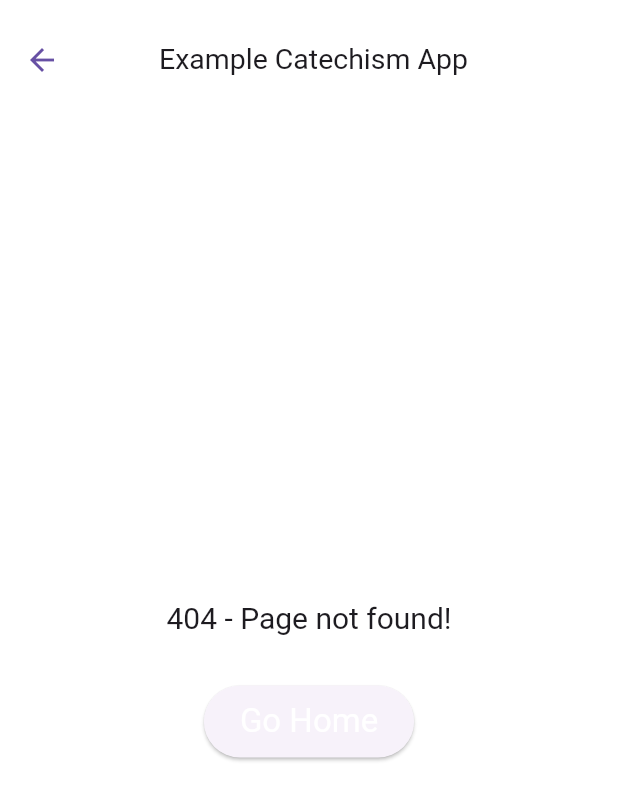
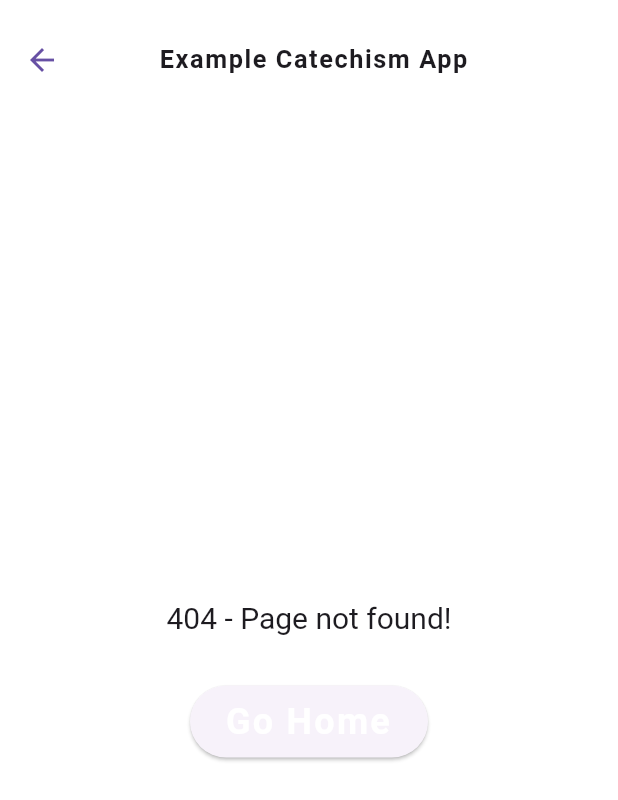
Before and after one commit to Fliturgy/catechism, a Flutter app: the NotFoundScreen screen opened directly, on a phone screen of 412 x 824 dp. Shown: the top 800 px of the screen. Run offline on Flutter 3.47's test engine with Material 3 defaults, Android fonts, the phone set to English and light mode, and no system bars; our stand-ins replace flutter_riverpod, font_awesome_flutter, go_router, universal_io; missing offline and left inert: locale_names; generated files the repository leaves out were written again.

Commit message:
Use a Widget for the app title instead of a list of strings to allow more customization.

```diff
--- a/example/lib/main.dart
+++ b/example/lib/main.dart
@@ -26,10 +26,39 @@ class ExampleCatechismApp extends StatelessWidget {
 
 final LocalizedTitles localizedTitles = LocalizedTitles(
   localizedTitles: {
-    'en': ['Example Catechism App'],
-    'es': ['Ejemplo de aplicación', 'de catecismo'],
+    'en': TitleData(
+      title: FittedBox(
+        fit: BoxFit.scaleDown,
+        child: Text('Example Catechism App'),
+      ),
+      height: 80.0,
+    ),
+    'es': TitleData(
+      title: Column(
+        children: [
+          Padding(
+            padding: const EdgeInsets.all(8.0),
+            child: FittedBox(
+              fit: BoxFit.scaleDown,
+              child: Text('Ejemplo de aplicación'),
+            ),
+          ),
+          Padding(
+            padding: const EdgeInsets.all(8.0),
+            child: FittedBox(
+              fit: BoxFit.scaleDown,
+              child: Text('de catecismo'),
+            ),
+          ),
+        ],
+      ),
+      height: 140.0,
+    ),
   },
-  defaultTitles: ['Example Catechism App'],
+  defaultTitle: TitleData(
+    title: Text('Example Catechism App'),
+    height: 80.0,
+  ),
 );
 
 final LocalizedQuestions localizedQuestions = LocalizedQuestions(
@@ -176,6 +205,11 @@ final ThemeData themeData = ThemeData(
     headlineLarge: TextStyle(
       fontSize: 24.0,
     ),
+    titleLarge: TextStyle(
+      fontSize: 24.0,
+      fontWeight: FontWeight.bold,
+      letterSpacing: 1.5,
+    ),
   ),
 );
 
@@ -183,6 +217,7 @@ final configuration = CatechismConfiguration(
   displayQuestionTitleShortInDetails: false,
   displayQuestionPrayer: true,
   displayQuestionNotes: true,
+  defaultAppTitle: 'Example Catechism App',
 );
 
 final List<Locale> locales = [
--- a/example/pubspec.yaml
+++ b/example/pubspec.yaml
@@ -3,7 +3,7 @@ description: An example catechism app.
 publish_to: 'none' # Remove this line if you wish to publish to pub.dev
 
 environment:
-  sdk: 3.4.4
+  sdk: ^3.5.3
 
 dependencies:
   flutter:
@@ -17,7 +17,7 @@ dependencies:
 dev_dependencies:
   flutter_test:
     sdk: flutter
-  flutter_lints: 4.0.0
+  flutter_lints: ^5.0.0
 
 flutter:
   uses-material-design: true
--- a/lib/catechism.dart
+++ b/lib/catechism.dart
@@ -4,6 +4,7 @@ library;
 export 'src/application.dart';
 export 'src/features/configuration/domain/configuration.dart';
 export 'src/features/configuration/domain/localized_titles.dart';
+export 'src/features/configuration/domain/title_data.dart';
 export 'src/features/custom_pages/domain/custom_page_data.dart';
 export 'src/features/custom_pages/domain/localized_custom_pages.dart';
 export 'src/features/questions/domain/localized_questions.dart';
--- a/lib/src/application.dart
+++ b/lib/src/application.dart
@@ -55,7 +55,7 @@ class CatechismApp extends StatelessWidget {
     final goRouter = CatechismRouter(customPages: customPages).getRouter();
 
     return MaterialApp.router(
-      title: titles.defaultTitles.join(" "),
+      title: configuration.defaultAppTitle,
       theme: themeData,
       supportedLocales: supportedLocales,
       localizationsDelegates: [
--- a/lib/src/common_widgets/top_bar.dart
+++ b/lib/src/common_widgets/top_bar.dart
@@ -1,11 +1,12 @@
+import 'package:catechism/src/features/configuration/domain/title_data.dart';
 import 'package:flutter/material.dart';
 
 /// The CatechismAppBar class is used to create a catechism app bar,
 /// containing the title of the catechism app as well as either the back
 /// button or the menu button depending on the context.
 class TopBar extends StatelessWidget implements PreferredSizeWidget {
-  /// The titles property is used to create the titles for the app bar.
-  final List<String> titles;
+  /// The title property is used to create the titles for the app bar.
+  final TitleData title;
 
   /// The hasBackButton property is used to determine whether or not the app
   /// bar has a back button.
@@ -23,12 +24,11 @@ class TopBar extends StatelessWidget implements PreferredSizeWidget {
   /// The CatechismAppBar constructor is used to create a new instance of the
   /// CatechismAppBar class.
   TopBar(
-    this.titles, {
+    this.title, {
     super.key,
     this.hasBackButton = false,
     this.hasCloseButton = false,
-  })  : preferredSize = Size.fromHeight(
-            (titles.isNotEmpty ? titles.length : 1) * 60.0 + 20.0);
+  })  : preferredSize = Size.fromHeight(title.height);
 
   /// The build method is used to create the widget.
   @override
@@ -43,7 +43,7 @@ class TopBar extends StatelessWidget implements PreferredSizeWidget {
           : null,
       elevation: 0,
       iconTheme: IconThemeData(color: Theme.of(context).primaryColor),
-      toolbarHeight: (titles.isNotEmpty ? titles.length : 1) * 60.0 + 20.0,
+      toolbarHeight: title.height,
       actions: [
         hasCloseButton
             ? CloseButton(
@@ -52,18 +52,10 @@ class TopBar extends StatelessWidget implements PreferredSizeWidget {
             : SizedBox(width: 50.0),
       ],
       titleSpacing: 50.0,
-      title: titles.isNotEmpty
-          ? Column(
-              children: titles.map((String title) {
-              return FittedBox(
-                fit: BoxFit.scaleDown,
-                child: Text(
-                  title,
-                  style: Theme.of(context).textTheme.titleLarge,
-                ),
-              );
-            }).toList())
-          : null,
+      title: DefaultTextStyle(
+        child: title.title,
+        style: Theme.of(context).textTheme.titleLarge!,
+      ),
     );
   }
 }
--- a/lib/src/features/configuration/domain/configuration.dart
+++ b/lib/src/features/configuration/domain/configuration.dart
@@ -74,6 +74,10 @@ class CatechismConfiguration {
   /// true.
   final bool showSettingsLanguageSelector;
 
+  /// The defaultAppTitle property is used to determine the default title of
+  /// the app.
+  final String defaultAppTitle;
+
   /// The CatechismConfiguration constructor is used to create a new instance of
   /// the CatechismConfiguration class.
   CatechismConfiguration({
@@ -92,6 +96,7 @@ class CatechismConfiguration {
     this.settingsIcon,
     this.showSettings = true,
     this.showSettingsLanguageSelector = true,
+    required this.defaultAppTitle,
   })  : questionReferencesIcon =
             questionReferencesIcon ?? Icon(Icons.menu_book_outlined),
         questionNotesIcon =
--- a/lib/src/features/configuration/domain/localized_titles.dart
+++ b/lib/src/features/configuration/domain/localized_titles.dart
@@ -1,13 +1,15 @@
+import 'package:catechism/src/features/configuration/domain/title_data.dart';
+
 class LocalizedTitles {
-  final Map<String, List<String>> localizedTitles;
-  final List<String> defaultTitles;
+  final Map<String, TitleData> localizedTitles;
+  final TitleData defaultTitle;
 
   LocalizedTitles({
     required this.localizedTitles,
-    required this.defaultTitles,
+    required this.defaultTitle,
   });
 
-  List<String> getTitles(String languageCode) {
-    return localizedTitles[languageCode] ?? defaultTitles;
+  TitleData getTitle(String languageCode) {
+    return localizedTitles[languageCode] ?? defaultTitle;
   }
 }
--- /dev/null
+++ b/lib/src/features/configuration/domain/title_data.dart
@@ -0,0 +1,17 @@
+import 'package:flutter/material.dart';
+
+/// The TitleData class contains all of the information needed to create a title
+class TitleData {
+  /// The title property is used to create the title for the screen.
+  final Widget title;
+
+  /// The height property is used to set the height for the top bar.
+  final double height;
+
+  /// The TitleData constructor is used to create a new instance of the
+  /// TitleData class.
+  TitleData({
+    required this.title,
+    required this.height,
+  });
+}
--- a/lib/src/features/configuration/presentation/screens/settings_screen.dart
+++ b/lib/src/features/configuration/presentation/screens/settings_screen.dart
@@ -15,11 +15,11 @@ class SettingsScreen extends ConsumerWidget {
   Widget build(BuildContext context, WidgetRef ref) {
     final languageCode = ref.watch(languageProvider);
     final titles = ref.watch(titlesProvider!);
-    final localeTitles = titles.getTitles(languageCode);
+    final localeTitle = titles.getTitle(languageCode);
 
     return Scaffold(
       appBar: TopBar(
-        localeTitles,
+        localeTitle,
         hasBackButton: true,
       ),
       body: SingleChildScrollView(
--- a/lib/src/features/custom_pages/presentation/custom_page_screen.dart
+++ b/lib/src/features/custom_pages/presentation/custom_page_screen.dart
@@ -24,11 +24,11 @@ class CustomPageScreen extends ConsumerWidget {
   Widget build(BuildContext context, WidgetRef ref) {
     final languageCode = ref.watch(languageProvider);
     final titles = ref.watch(titlesProvider!);
-    final localeTitles = titles.getTitles(languageCode);
+    final localeTitle = titles.getTitle(languageCode);
 
     return Scaffold(
       appBar: TopBar(
-        localeTitles,
+        localeTitle,
         hasBackButton: true,
       ),
       body: SingleChildScrollView(
--- a/lib/src/features/not_found/not_found_screen.dart
+++ b/lib/src/features/not_found/not_found_screen.dart
@@ -18,10 +18,10 @@ class NotFoundScreen extends ConsumerWidget {
   Widget build(BuildContext context, WidgetRef ref) {
     final languageCode = ref.watch(languageProvider);
     final titles = ref.watch(titlesProvider!);
-    final localeTitles = titles.getTitles(languageCode);
+    final localeTitle = titles.getTitle(languageCode);
 
     return Scaffold(
-      appBar: TopBar(localeTitles),
+      appBar: TopBar(localeTitle),
       body: EmptyPlaceholderWidget(
         message: '404 - Page not found!',
       ),
--- a/lib/src/features/questions/presentation/screens/question_details_screen.dart
+++ b/lib/src/features/questions/presentation/screens/question_details_screen.dart
@@ -28,11 +28,11 @@ class QuestionDetailsScreen extends ConsumerWidget {
     );
     final languageCode = ref.watch(languageProvider);
     final titles = ref.watch(titlesProvider!);
-    final localeTitles = titles.getTitles(languageCode);
+    final localeTitle = titles.getTitle(languageCode);
 
     return Scaffold(
       appBar: TopBar(
-        localeTitles,
+        localeTitle,
         hasBackButton: true,
       ),
       body: Consumer(builder: (context, ref, _) {
--- a/lib/src/features/questions/presentation/screens/question_list_screen.dart
+++ b/lib/src/features/questions/presentation/screens/question_list_screen.dart
@@ -15,11 +15,11 @@ class QuestionListScreen extends ConsumerWidget {
   Widget build(BuildContext context, WidgetRef ref) {
     final languageCode = ref.watch(languageProvider);
     final titles = ref.watch(titlesProvider!);
-    final localeTitles = titles.getTitles(languageCode);
+    final localeTitle = titles.getTitle(languageCode);
 
     return Scaffold(
       drawer: CatechismDrawer(),
-      appBar: TopBar(localeTitles),
+      appBar: TopBar(localeTitle),
       body: Consumer(
         builder: (context, ref, child) {
           final questions = ref.watch(questionProvider!);
--- a/lib/src/features/questions/presentation/screens/question_notes_screen.dart
+++ b/lib/src/features/questions/presentation/screens/question_notes_screen.dart
@@ -1,5 +1,6 @@
 import 'package:catechism/src/common_widgets/top_bar.dart';
 import 'package:catechism/src/features/configuration/data/language_provider.dart';
+import 'package:catechism/src/features/configuration/domain/title_data.dart';
 import 'package:catechism/src/features/questions/data/question_provider.dart';
 import 'package:flutter/material.dart';
 import 'package:flutter_riverpod/flutter_riverpod.dart';
@@ -18,7 +19,10 @@ class QuestionNotesScreen extends StatelessWidget {
   Widget build(BuildContext context) {
     return Scaffold(
       appBar: TopBar(
-        [],
+        TitleData(
+          title: Text(''),
+          height: 80.0,
+        ),
         hasBackButton: false,
         hasCloseButton: true,
       ),
--- a/lib/src/features/questions/presentation/screens/question_prayer_screen.dart
+++ b/lib/src/features/questions/presentation/screens/question_prayer_screen.dart
@@ -1,5 +1,6 @@
 import 'package:catechism/src/common_widgets/top_bar.dart';
 import 'package:catechism/src/features/configuration/data/language_provider.dart';
+import 'package:catechism/src/features/configuration/domain/title_data.dart';
 import 'package:catechism/src/features/questions/data/question_provider.dart';
 import 'package:flutter/material.dart';
 import 'package:flutter_riverpod/flutter_riverpod.dart';
@@ -18,7 +19,10 @@ class QuestionPrayerScreen extends StatelessWidget {
   Widget build(BuildContext context) {
     return Scaffold(
       appBar: TopBar(
-        [],
+        TitleData(
+          title: Text(''),
+          height: 80.0,
+        ),
         hasBackButton: false,
         hasCloseButton: true,
       ),
--- a/lib/src/features/questions/presentation/screens/question_references_screen.dart
+++ b/lib/src/features/questions/presentation/screens/question_references_screen.dart
@@ -1,5 +1,6 @@
 import 'package:catechism/src/common_widgets/top_bar.dart';
 import 'package:catechism/src/features/configuration/data/language_provider.dart';
+import 'package:catechism/src/features/configuration/domain/title_data.dart';
 import 'package:catechism/src/features/questions/data/question_provider.dart';
 import 'package:catechism/src/features/questions/presentation/widgets/question_reference_item.dart';
 import 'package:flutter/material.dart';
@@ -19,7 +20,10 @@ class QuestionReferencesScreen extends StatelessWidget {
   Widget build(BuildContext context) {
     return Scaffold(
       appBar: TopBar(
-        [],
+        TitleData(
+          title: Text(''),
+          height: 80.0,
+        ),
         hasBackButton: false,
         hasCloseButton: true,
       ),
```
Also changed, not shown: pubspec.yaml (+5 -5 lines), 3 other files.
